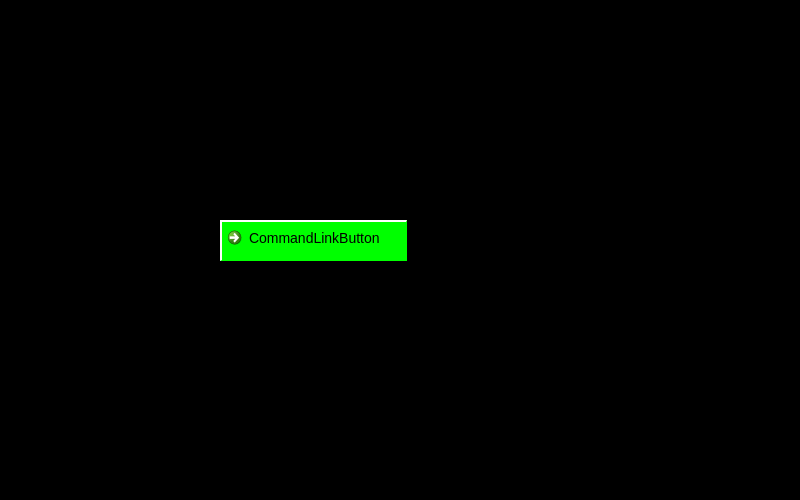
This is main_380.ui in isliulin/Plan85HMI as Qt 5 draws it before an edit. The edited form follows.
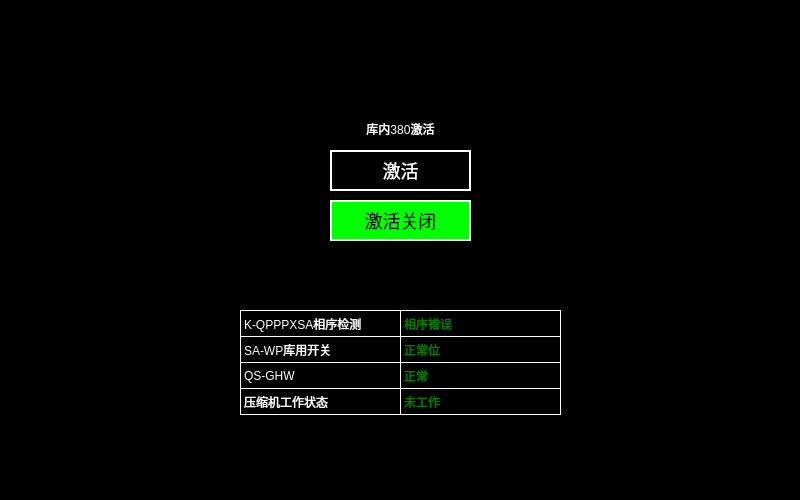
This is the edited form.

The edit to the form file:
```diff
--- a/main_380.ui
+++ b/main_380.ui
@@ -32,17 +32,192 @@
 }
 </string>
   </property>
-  <widget class="QCommandLinkButton" name="commandLinkButton">
+  <widget class="QPushButton" name="pushButton">
    <property name="geometry">
     <rect>
-     <x>220</x>
-     <y>220</y>
-     <width>187</width>
+     <x>330</x>
+     <y>150</y>
+     <width>141</width>
      <height>41</height>
     </rect>
    </property>
+   <property name="styleSheet">
+    <string notr="true">border:2px solid white;
+background-color: rgb(0, 0, 0);
+font:18px;
+color: rgb(255, 255, 255);</string>
+   </property>
    <property name="text">
-    <string>CommandLinkButton</string>
+    <string>激活</string>
+   </property>
+  </widget>
+  <widget class="QPushButton" name="pushButton_2">
+   <property name="geometry">
+    <rect>
+     <x>330</x>
+     <y>200</y>
+     <width>141</width>
+     <height>41</height>
+    </rect>
+   </property>
+   <property name="styleSheet">
+    <string notr="true">border:2px solid white;
+font:18px;</string>
+   </property>
+   <property name="text">
+    <string>激活关闭</string>
+   </property>
+  </widget>
+  <widget class="QLabel" name="label">
+   <property name="geometry">
+    <rect>
+     <x>350</x>
+     <y>120</y>
+     <width>101</width>
+     <height>17</height>
+    </rect>
+   </property>
+   <property name="text">
+    <string>库内380激活</string>
+   </property>
+   <property name="alignment">
+    <set>Qt::AlignCenter</set>
+   </property>
+  </widget>
+  <widget class="QLabel" name="label_8">
+   <property name="geometry">
+    <rect>
+     <x>240</x>
+     <y>310</y>
+     <width>161</width>
+     <height>27</height>
+    </rect>
+   </property>
+   <property name="styleSheet">
+    <string notr="true">border:1px solid white;
+color: rgb(255, 255, 255);</string>
+   </property>
+   <property name="text">
+    <string>K-QPPPXSA相序检测</string>
+   </property>
+  </widget>
+  <widget class="QLabel" name="label_9">
+   <property name="geometry">
+    <rect>
+     <x>240</x>
+     <y>336</y>
+     <width>161</width>
+     <height>27</height>
+    </rect>
+   </property>
+   <property name="styleSheet">
+    <string notr="true">border:1px solid white;
+color: rgb(255, 255, 255);</string>
+   </property>
+   <property name="text">
+    <string>SA-WP库用开关</string>
+   </property>
+  </widget>
+  <widget class="QLabel" name="label_10">
+   <property name="geometry">
+    <rect>
+     <x>240</x>
+     <y>362</y>
+     <width>161</width>
+     <height>27</height>
+    </rect>
+   </property>
+   <property name="styleSheet">
+    <string notr="true">border:1px solid white;
+color: rgb(255, 255, 255);</string>
+   </property>
+   <property name="text">
+    <string>QS-GHW</string>
+   </property>
+  </widget>
+  <widget class="QLabel" name="label_11">
+   <property name="geometry">
+    <rect>
+     <x>240</x>
+     <y>388</y>
+     <width>161</width>
+     <height>27</height>
+    </rect>
+   </property>
+   <property name="styleSheet">
+    <string notr="true">border:1px solid white;
+color: rgb(255, 255, 255);</string>
+   </property>
+   <property name="text">
+    <string>压缩机工作状态</string>
+   </property>
+  </widget>
+  <widget class="QLabel" name="label_12">
+   <property name="geometry">
+    <rect>
+     <x>400</x>
+     <y>310</y>
+     <width>161</width>
+     <height>27</height>
+    </rect>
+   </property>
+   <property name="styleSheet">
+    <string notr="true">border:1px solid white;
+color: green;</string>
+   </property>
+   <property name="text">
+    <string>相序错误</string>
+   </property>
+  </widget>
+  <widget class="QLabel" name="label_13">
+   <property name="geometry">
+    <rect>
+     <x>400</x>
+     <y>336</y>
+     <width>161</width>
+     <height>27</height>
+    </rect>
+   </property>
+   <property name="styleSheet">
+    <string notr="true">border:1px solid white;
+color: green;</string>
+   </property>
+   <property name="text">
+    <string>正常位</string>
+   </property>
+  </widget>
+  <widget class="QLabel" name="label_14">
+   <property name="geometry">
+    <rect>
+     <x>400</x>
+     <y>362</y>
+     <width>161</width>
+     <height>27</height>
+    </rect>
+   </property>
+   <property name="styleSheet">
+    <string notr="true">border:1px solid white;
+color: green;</string>
+   </property>
+   <property name="text">
+    <string>正常</string>
+   </property>
+  </widget>
+  <widget class="QLabel" name="label_15">
+   <property name="geometry">
+    <rect>
+     <x>400</x>
+     <y>388</y>
+     <width>161</width>
+     <height>27</height>
+    </rect>
+   </property>
+   <property name="styleSheet">
+    <string notr="true">border:1px solid white;
+color: green;</string>
+   </property>
+   <property name="text">
+    <string>未工作</string>
    </property>
   </widget>
  </widget>
```
